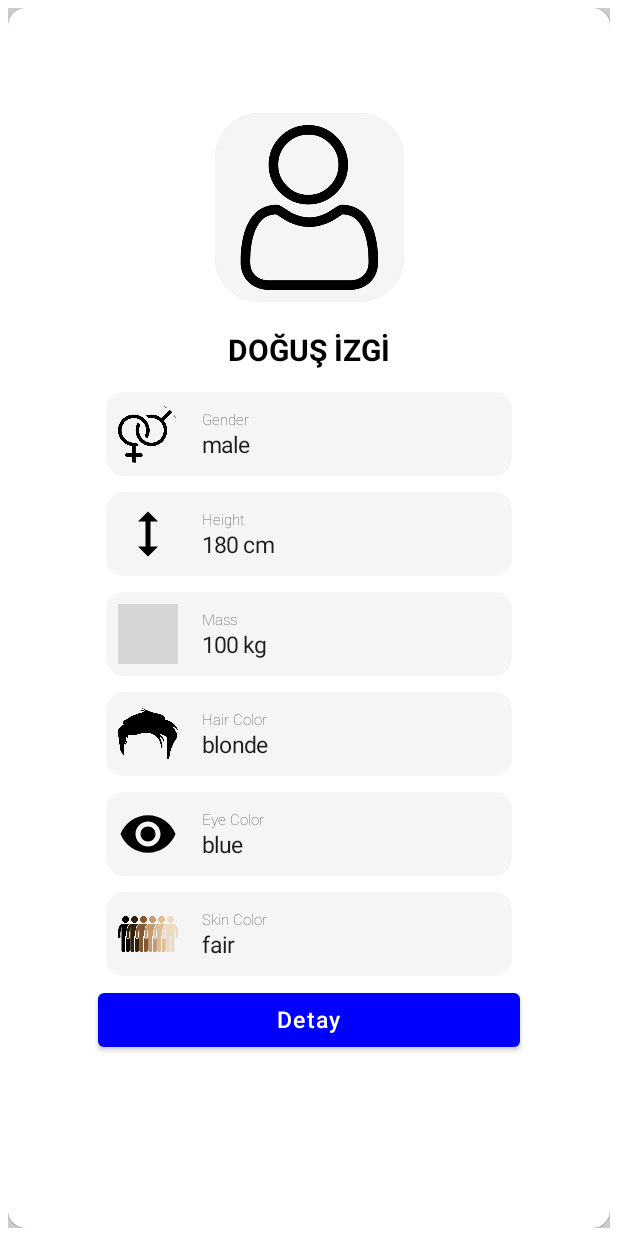
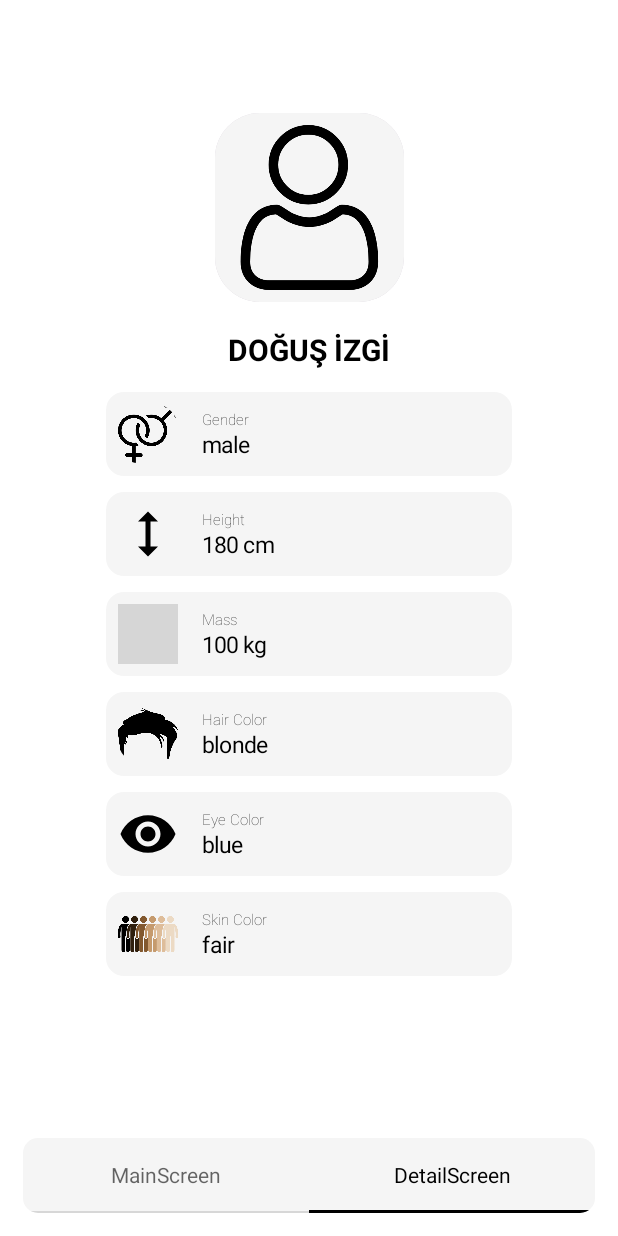
Before and after one commit to Clickmedogus/MovieListPrototype, an Android app built with Jetpack Compose: the @Preview function PeopleDetailItemPreview, on a phone screen of 412 x 824 dp. Run offline under Robolectric (Android 15) with nearby library versions, the phone set to English and light mode, and no system bars; our stand-ins replace constraintlayout-compose; grey boxes are pictures that could not be loaded.

Commit message:
LeakCanary added.Code fixed.

```diff
--- a/app/src/main/java/com/example/movielistprototype/view/CustomView.kt
+++ /dev/null
@@ -1,40 +0,0 @@
-package com.example.movielistprototype.view
-
-import androidx.compose.foundation.layout.fillMaxWidth
-import androidx.compose.material.Button
-import androidx.compose.material.ButtonDefaults
-import androidx.compose.material.Text
-import androidx.compose.runtime.Composable
-import androidx.compose.ui.Modifier
-import androidx.compose.ui.graphics.Color
-import androidx.compose.ui.tooling.preview.Preview
-import androidx.compose.ui.unit.TextUnit
-import androidx.compose.ui.unit.sp
-
-@Composable
-fun CustomView(
-    backgroundColor: Color,
-    text: String,
-    textColor: Color,
-    textSize: TextUnit,
-    modifier: Modifier
-) {
-    Button(
-        onClick = { /*TODO*/ },
-        colors = ButtonDefaults.buttonColors(backgroundColor = backgroundColor),
-        modifier = modifier
-            .fillMaxWidth())
-    {
-        Text(
-            text = text,
-            color = textColor,
-            fontSize = textSize
-            )
-    }
-}
-
-@Preview
-@Composable
-fun PreviewCustomView() {
-    CustomView(Color.LightGray,"Button", Color.Black,15.sp,Modifier)
-}
--- /dev/null
+++ b/app/src/main/java/com/example/movielistprototype/view/TabBar.kt
@@ -0,0 +1,76 @@
+package com.example.movielistprototype.view
+
+import androidx.compose.foundation.layout.Column
+import androidx.compose.foundation.layout.fillMaxWidth
+import androidx.compose.foundation.layout.height
+import androidx.compose.foundation.layout.padding
+import androidx.compose.foundation.shape.RoundedCornerShape
+import androidx.compose.material.Tab
+import androidx.compose.material.TabRow
+import androidx.compose.material.Text
+import androidx.compose.runtime.Composable
+import androidx.compose.runtime.getValue
+import androidx.compose.runtime.mutableStateOf
+import androidx.compose.runtime.remember
+import androidx.compose.runtime.setValue
+import androidx.compose.ui.Modifier
+import androidx.compose.ui.draw.clip
+import androidx.compose.ui.graphics.Color
+import androidx.compose.ui.tooling.preview.Preview
+import androidx.compose.ui.unit.dp
+import androidx.navigation.NavController
+import androidx.navigation.compose.rememberNavController
+import com.example.movielistprototype.ui.theme.Gray10
+
+@Composable
+fun TabBar(
+    backgroundColor: Color,
+    firstTabText: String,
+    secondTabText: String,
+    modifier: Modifier,
+    navController : NavController,
+    navigateIndex : Int,
+    selectedTabIndex : Int
+) {
+
+    var tabIndex by remember { mutableStateOf(0) }
+    tabIndex = selectedTabIndex
+
+    Column(
+        modifier = modifier
+        .fillMaxWidth()
+        .padding(10.dp)
+        .clip(RoundedCornerShape(10.dp))
+    ) {
+        TabRow(
+            selectedTabIndex = tabIndex,
+            modifier = Modifier.height(50.dp),
+            backgroundColor = backgroundColor
+        ) {
+            // İlk sekme tıklandığında "MainScreen" hedefine yönlendirilir.
+            Tab(selected = tabIndex == 0, onClick = {
+                if (tabIndex != 0) {
+                    tabIndex = 0
+                    navController.navigate("MainScreen")
+                }
+            }) {
+                Text(firstTabText)
+            }
+            // İkinci sekme tıklandığında "secondScreen" hedefine yönlendirilir.
+            Tab(selected = tabIndex == 1, onClick = {
+                if(tabIndex != 1) {
+                    tabIndex = 1
+                    navController.navigate("secondScreen/${navigateIndex}")
+                }
+            }) {
+                Text(secondTabText)
+            }
+        }
+    }
+}
+
+@Preview
+@Composable
+fun PreviewTabBar() {
+    TabBar(Gray10,"MainScreen","DetailScreen",Modifier, rememberNavController(),1,2)
+}
--- a/app/src/main/java/com/example/movielistprototype/view/peopleDetailItem.kt
+++ b/app/src/main/java/com/example/movielistprototype/view/peopleDetailItem.kt
@@ -26,24 +26,25 @@ import androidx.compose.ui.text.font.FontWeight
 import androidx.compose.ui.tooling.preview.Preview
 import androidx.compose.ui.unit.dp
 import androidx.compose.ui.unit.sp
+import androidx.constraintlayout.compose.ConstraintLayout
+import androidx.navigation.NavController
+import androidx.navigation.compose.rememberNavController
 import com.example.movielistprototype.R
 import com.example.movielistprototype.data.model.People
 import com.example.movielistprototype.ui.theme.Gray10
 
 @Composable
-fun PeopleDetailItem(people: People) {
+fun PeopleDetailItem(people: People, navController: NavController) {
 
-    Card(
+    ConstraintLayout(
         modifier = Modifier
-            .padding(5.dp)
             .fillMaxWidth()
             .fillMaxHeight()
-            .background(Color.LightGray)
-            .clip(RoundedCornerShape(10.dp)),
-        elevation = CardDefaults.cardElevation(
-            defaultElevation = 10.dp,),
-        colors = CardDefaults.cardColors(containerColor = Color.White)
-        ) {
+            .background(Color.White)
+            .padding(5.dp)
+            .clip(RoundedCornerShape(10.dp))
+    ) {
+        val (content, tabBar) = createRefs()
         Column(
             modifier = Modifier
                 .padding(60.dp)
@@ -347,8 +348,23 @@ fun PeopleDetailItem(people: People) {
                     }
                 }
             }
-            CustomView(backgroundColor = Color.Blue, text = "Detay", textColor = Color.White,15.sp,Modifier)
         }
+
+        TabBar(
+            backgroundColor = Gray10,
+            firstTabText = "MainScreen",
+            secondTabText = "DetailScreen",
+            modifier = Modifier
+                .constrainAs(tabBar) {
+                    bottom.linkTo(parent.bottom)
+                    start.linkTo(parent.start)
+                    end.linkTo(parent.end)
+                }
+                .fillMaxWidth(),
+            navController = navController,
+            navigateIndex = 1,
+            selectedTabIndex = 1
+        )
     }
 }
 
@@ -364,5 +380,5 @@ fun PeopleDetailItemPreview() {
         "fair",
         "blue")
 
-    PeopleDetailItem(people)
+    PeopleDetailItem(people, rememberNavController())
 }
```
Also changed, not shown: app/build.gradle (+8 -0 lines), app/src/main/java/com/example/movielistprototype/MainActivity.kt (+19 -18 lines).
